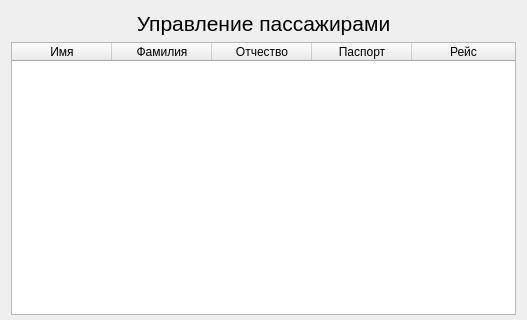
Old version of the form dialog_controlpassengers.ui in the repository zloysergunya/IS_Airport; both pictures show x 0 to 527 and y 0 to 320 of the 527 by 480 pixel window.
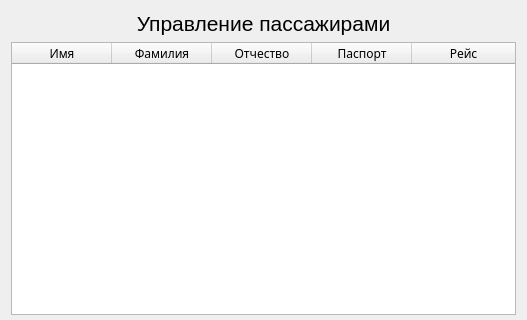
New version of the form.

Patch:
```diff
--- a/dialog_controlpassengers.ui
+++ b/dialog_controlpassengers.ui
@@ -30,7 +30,12 @@
     </widget>
    </item>
    <item>
-    <widget class="QTableWidget" name="tableWagons">
+    <widget class="QTableWidget" name="tablePassengers">
+     <property name="font">
+      <font>
+       <family>Mongolian Baiti</family>
+      </font>
+     </property>
      <property name="editTriggers">
       <set>QAbstractItemView::NoEditTriggers</set>
      </property>
```
